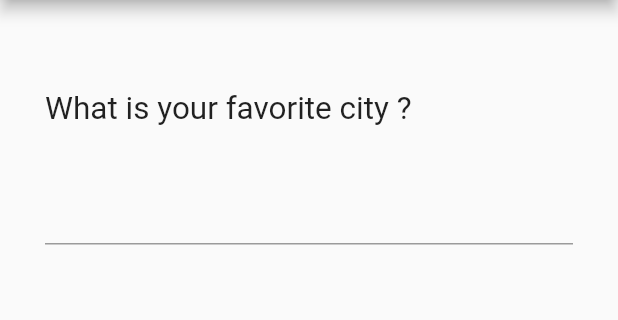
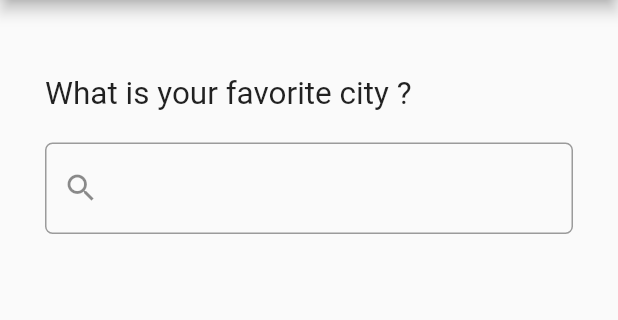
Before and after one commit to PabloBuisson/flutter_autocomplete, a Flutter app: the screen it shows after launch, on a phone screen of 412 x 824 dp, the part 84-404 px from its top. Run offline on Flutter 3.47's test engine with Material 2 defaults, Android fonts, the phone set to English and light mode, and no system bars.

Commit message:
improve the design of the textfield

```diff
--- a/lib/main.dart
+++ b/lib/main.dart
@@ -56,7 +56,7 @@
           crossAxisAlignment: CrossAxisAlignment.start,
           children: [
             const Padding(
-              padding: EdgeInsets.symmetric(vertical: 30.0),
+              padding: EdgeInsets.symmetric(vertical: 20.0),
               child: Text(
                 "What is your favorite city ?",
                 textScaleFactor: 1.5,
@@ -64,6 +64,7 @@
               ),
             ),
             Autocomplete<String>(
+              // control the output
               optionsBuilder: (TextEditingValue value) {
                 // When the field is empty
                 if (value.text.isEmpty) {
@@ -74,6 +75,26 @@
                     .toLowerCase()
                     .contains(value.text.toLowerCase()));
               },
+              // control the UI
+              fieldViewBuilder: (BuildContext context,
+                  TextEditingController fieldTextEditingController,
+                  FocusNode fieldFocusNode,
+                  VoidCallback onFieldSubmitted) {
+                return TextField(
+                  controller: fieldTextEditingController,
+                  focusNode: fieldFocusNode,
+                  decoration: InputDecoration(
+                      border: OutlineInputBorder(
+                        borderRadius: BorderRadius.circular(5.0),
+                      ),
+                      prefixIcon: const Icon(Icons.search),
+                      suffixIcon: _selectedCity != null
+                          ? const Icon(Icons.check_box_rounded)
+                          : null),
+                  style: const TextStyle(fontSize: 18.0),
+                );
+              },
+              // control the selection
               onSelected: (value) {
                 setState(() {
                   _selectedCity = value;
```
